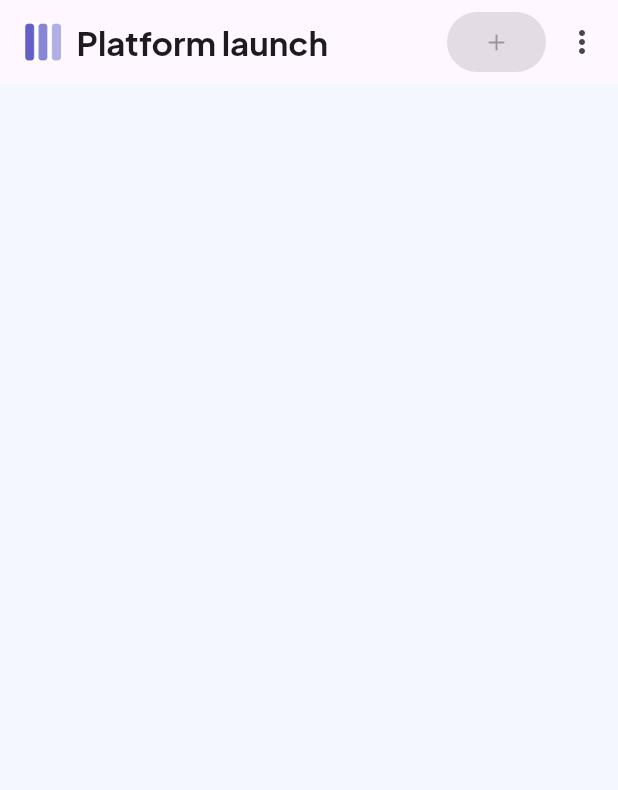
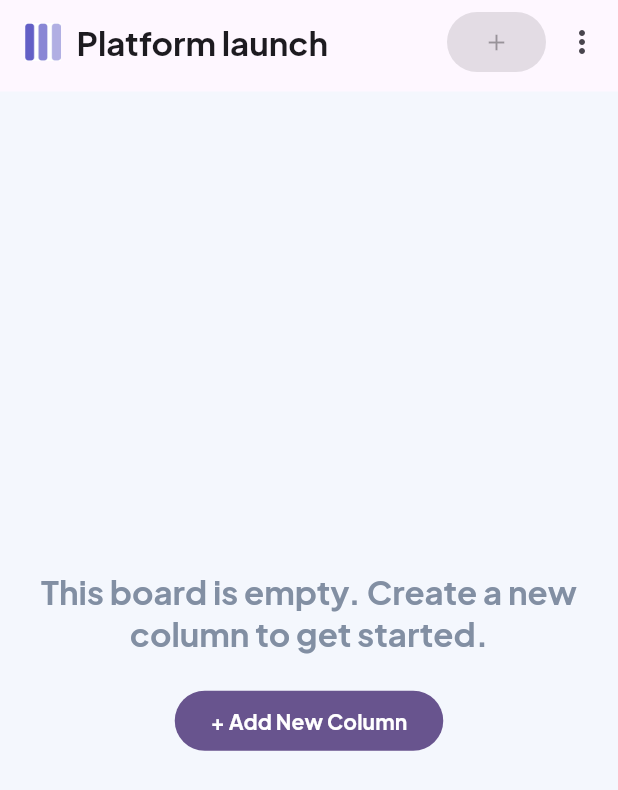
Before and after one commit to yatoenough/KanbanApp, a Flutter app: the screen it shows after launch, on a phone screen of 412 x 824 dp. Shown: the top 790 px of the screen. Run offline on Flutter 3.47's test engine with Material 3 defaults, Android fonts, the phone set to English and light mode, and no system bars; our stand-ins replace google_fonts.

Commit message:
added empty board view

```diff
--- a/lib/view/board_view.dart
+++ b/lib/view/board_view.dart
@@ -1,5 +1,6 @@
 import 'package:flutter/material.dart';
 import 'package:kanban/widgets/board_app_bar.dart';
+import 'package:kanban/widgets/empty_board.dart';
 
 class BoardView extends StatelessWidget {
   const BoardView({super.key});
@@ -9,6 +10,7 @@ class BoardView extends StatelessWidget {
     return const Scaffold(
       appBar: BoardAppBar(),
       backgroundColor: Color(0xfff4f7fd),
+      body: EmptyBoard(),
     );
   }
 }
--- a/lib/widgets/board_app_bar.dart
+++ b/lib/widgets/board_app_bar.dart
@@ -6,7 +6,7 @@ class BoardAppBar extends StatelessWidget implements PreferredSizeWidget {
   });
 
   @override
-  Size get preferredSize => const Size.fromHeight(kToolbarHeight);
+  Size get preferredSize => const Size.fromHeight(kToolbarHeight + 5);
 
   @override
   Widget build(BuildContext context) {
--- /dev/null
+++ b/lib/widgets/empty_board.dart
@@ -0,0 +1,35 @@
+import 'package:flutter/material.dart';
+
+class EmptyBoard extends StatelessWidget {
+  const EmptyBoard({super.key});
+
+  @override
+  Widget build(BuildContext context) {
+    return Padding(
+      padding: const EdgeInsets.all(8.0),
+      child: Column(
+        mainAxisAlignment: MainAxisAlignment.center,
+        children: [
+          Text(
+            "This board is empty. Create a new column to get started.",
+            textAlign: TextAlign.center,
+            style: Theme.of(context).textTheme.titleLarge!.copyWith(
+                color: const Color(0xff828FA3), fontWeight: FontWeight.bold),
+          ),
+          const SizedBox(
+            height: 20,
+          ),
+          FilledButton(
+            onPressed: () {},
+            child: const Text(
+              "+ Add New Column",
+              style: TextStyle(
+                fontWeight: FontWeight.bold,
+              ),
+            ),
+          )
+        ],
+      ),
+    );
+  }
+}
```
